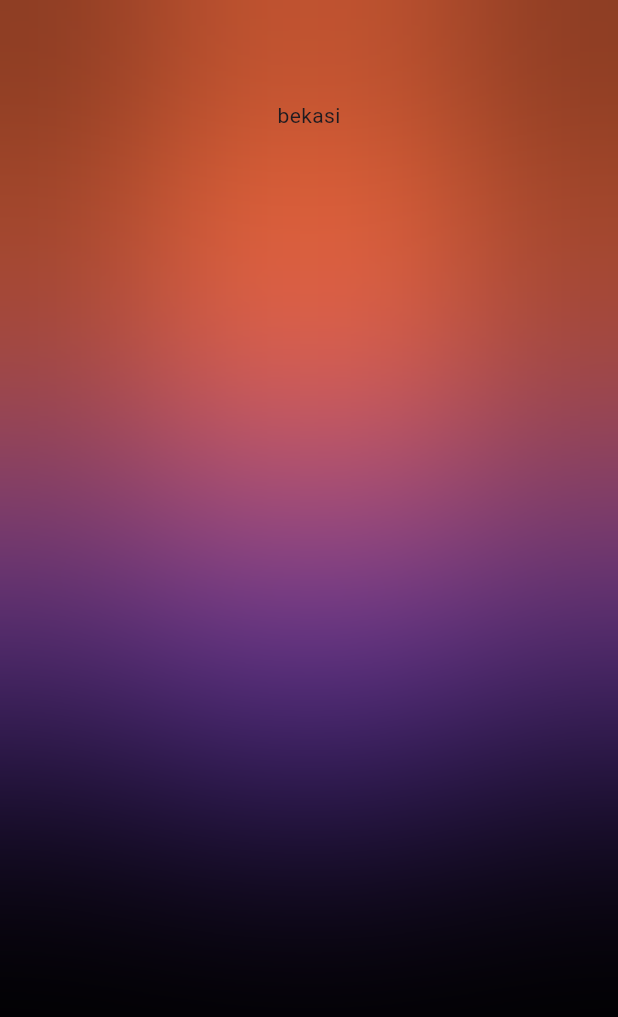
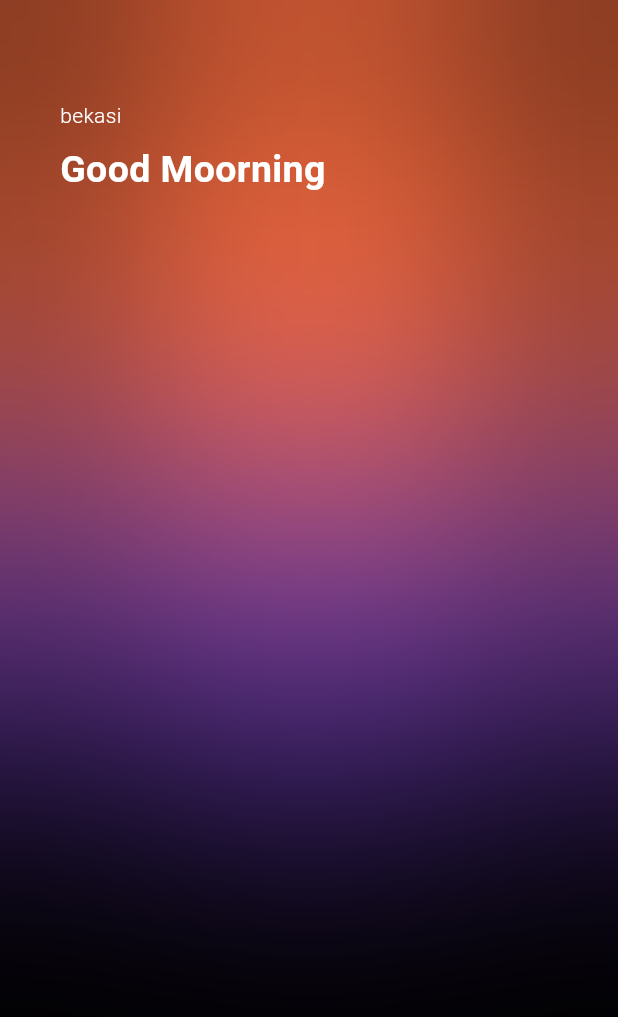
Before and after one commit to adnfutuh/weather_app, a Flutter app: the screen it shows after launch, on a phone screen of 412 x 824 dp. Shown: the top 1017 px of the screen. Run offline on Flutter 3.47's test engine with Material 3 defaults, Android fonts, the phone set to English and light mode, and no system bars; our stand-ins replace bloc, equatable.

Commit message:
feat: add assets

```diff
--- a/lib/screens/home_screen.dart
+++ b/lib/screens/home_screen.dart
@@ -59,7 +59,27 @@ class HomeScreen extends StatelessWidget {
                 height: MediaQuery.of(context).size.height,
                 width: MediaQuery.of(context).size.width,
                 child: const Column(
-                  children: [Text('bekasi')],
+                  crossAxisAlignment: CrossAxisAlignment.start,
+                  children: [
+                    Text(
+                      'bekasi',
+                      style: TextStyle(
+                        color: Colors.white,
+                        fontWeight: FontWeight.w300,
+                      ),
+                    ),
+                    SizedBox(
+                      height: 8,
+                    ),
+                    Text(
+                      'Good Moorning',
+                      style: TextStyle(
+                        color: Colors.white,
+                        fontSize: 25,
+                        fontWeight: FontWeight.bold,
+                      ),
+                    )
+                  ],
                 ),
               )
             ],
--- a/pubspec.yaml
+++ b/pubspec.yaml
@@ -62,9 +62,8 @@ flutter:
   uses-material-design: true
 
   # To add assets to your application, add an assets section, like this:
-  # assets:
-  #   - images/a_dot_burr.jpeg
-  #   - images/a_dot_ham.jpeg
+  assets:
+    - assets/
 
   # An image asset can refer to one or more resolution-specific "variants", see
   # https://flutter.dev/assets-and-images/#resolution-aware
```
Also changed, not shown: assets/11.png (added), assets/12.png (added), assets/13.png (added), assets/14.png (added), assets/8.png (added), assets/atamosphere.png (added), assets/clear.png (added), assets/clouds.png (added), assets/drizzle.png (added), assets/misty.png (added), assets/rain.png (added), assets/snow.png (added), assets/thunderstorm.png (added).
